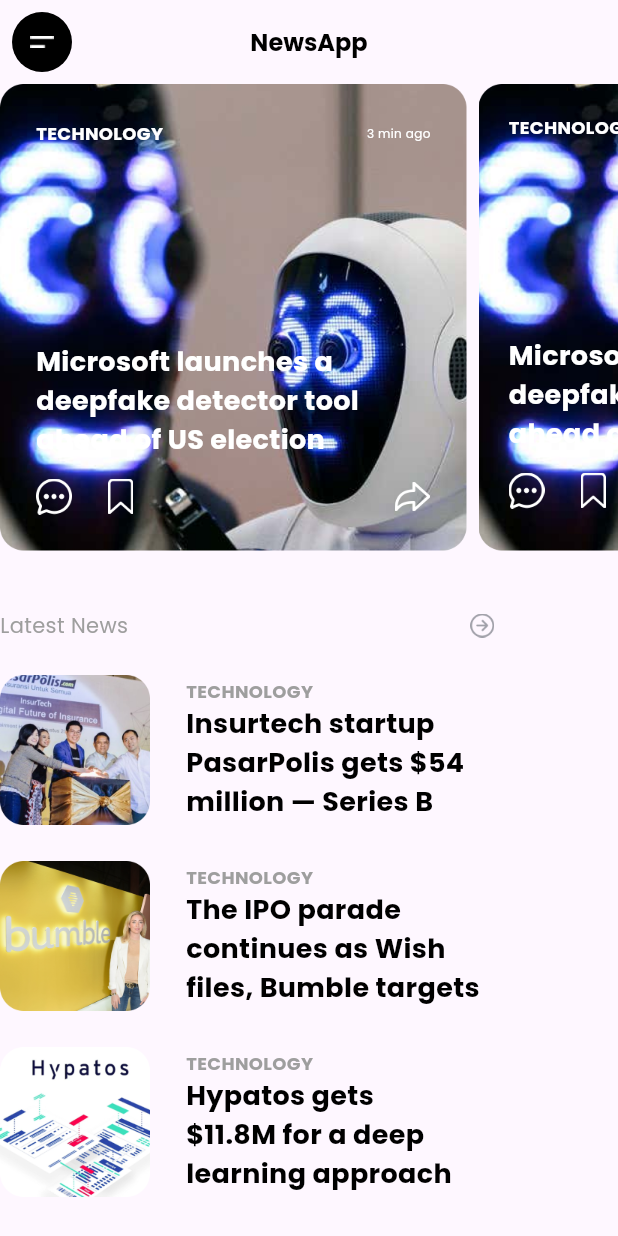
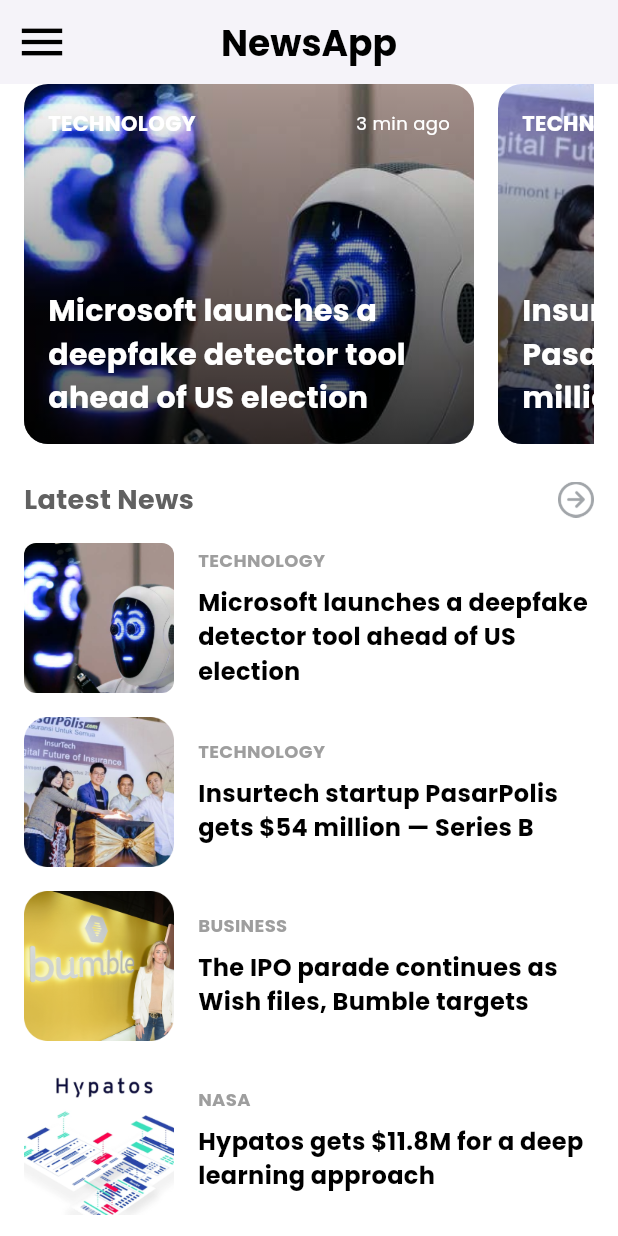
Before and after one commit to Ajijagatsaputra/BootcampFlutter, a Flutter app: the HomePage screen opened by its route, on a phone screen of 412 x 824 dp. Run offline on Flutter 3.47's test engine with Material 3 defaults, Android fonts, the phone set to English and light mode, and no system bars; our stand-ins replace google_fonts.

Commit message:
Tugas Slicing HomePage dan NewsPage

```diff
--- /dev/null
+++ b/sanberappflutter/lib/dummy_news.dart
@@ -0,0 +1,28 @@
+import 'package:sanberappflutter/model/news_model.dart';
+
+List<News> dummyNews = [
+  News(
+    category: 'TECHNOLOGY',
+    title: 'Microsoft launches a deepfake detector tool ahead of US election',
+    imageUrl: 'assets/homePage/Mask.png',
+    time: '3 min ago',
+  ),
+  News(
+    category: 'TECHNOLOGY',
+    title: 'Insurtech startup PasarPolis gets \$54 million — Series B',
+    imageUrl: 'assets/homePage/Image.png',
+    time: '6 min ago',
+  ),
+  News(
+    category: 'BUSINESS',
+    title: 'The IPO parade continues as Wish files, Bumble targets',
+    imageUrl: 'assets/homePage/Image2.png',
+    time: '10 min ago',
+  ),
+  News(
+    category: 'NASA',
+    title: 'Hypatos gets \$11.8M for a deep learning approach',
+    imageUrl: 'assets/homePage/Image3.png',
+    time: '15 min ago',
+  ),
+];
--- /dev/null
+++ b/sanberappflutter/lib/model/news_model.dart
@@ -0,0 +1,13 @@
+class News {
+  final String category;
+  final String title;
+  final String imageUrl;
+  final String time;
+
+  News ({
+    required this.category,
+    required this.title,
+    required this.imageUrl,
+    required this.time,
+});
+}
--- a/sanberappflutter/lib/views/home_page.dart
+++ b/sanberappflutter/lib/views/home_page.dart
@@ -1,6 +1,8 @@
-import 'package:flutter/cupertino.dart';
 import 'package:flutter/material.dart';
 import 'package:google_fonts/google_fonts.dart';
+import 'package:sanberappflutter/dummy_news.dart';
+import 'package:sanberappflutter/news_page.dart';
+import 'package:sanberappflutter/model/news_model.dart';
 
 class HomePage extends StatelessWidget {
   const HomePage({Key? key}) : super(key: key);
@@ -8,314 +10,200 @@ class HomePage extends StatelessWidget {
   @override
   Widget build(BuildContext context) {
     return Scaffold(
+      backgroundColor: Colors.white,
       appBar: AppBar(
+        backgroundColor: Colors.white,
+        elevation: 2,
         leading: IconButton(
-          iconSize: 40,
-          icon: Container(
-            width: 40,
-            height: 40,
-            decoration: BoxDecoration(
-              shape: BoxShape.circle,
+          iconSize: 36,
+          icon: Icon(
+            Icons.menu,
             color: Colors.black,
           ),
-            child: Center(
-              child: Image.asset('assets/homePage/menu.png'),
-            ),
-          ),
-          onPressed: () {
-            // do something
-          },
+          onPressed: () {},
         ),
         centerTitle: true,
         title: Text(
           "NewsApp",
           style: GoogleFonts.poppins(
             color: Colors.black,
-            fontSize: 16,
+            fontSize: 24,
             fontWeight: FontWeight.bold,
           ),
         ),
       ),
-      body: Column(
+      body: Padding(
+        padding: const EdgeInsets.symmetric(horizontal: 16.0),
+        child: SingleChildScrollView(
+          child: Column(
             crossAxisAlignment: CrossAxisAlignment.start,
-        children: <Widget>[
+            children: [
+              // Berita Utama (Card Besar) with horizontal scroll
               SizedBox(
-            height: 311,
-            child: ListView(
+                height: 240,
+                child: SingleChildScrollView(
                   scrollDirection: Axis.horizontal,
-              children: <Widget>[
-                Container(
-                  width: 311,
-                  height: 311,
+                  child: Row(
+                    children: List.generate(dummyNews.length, (index) {
+                      final News news = dummyNews[index];
+                      return Padding(
+                        padding: const EdgeInsets.only(right: 16.0),
+                        child: Container(
+                          width: 300,
                           decoration: BoxDecoration(
-                    borderRadius: BorderRadius.circular(10),
+                            borderRadius: BorderRadius.circular(16),
                             image: DecorationImage(
-                      image: AssetImage('assets/homePage/Mask.png'),
+                              image: AssetImage(news.imageUrl),
                               fit: BoxFit.cover,
                             ),
                           ),
+                          child: Stack(
+                            children: [
+                              // Gradient overlay
+                              Container(
+                                decoration: BoxDecoration(
+                                  borderRadius: BorderRadius.circular(16),
+                                  gradient: LinearGradient(
+                                    colors: [
+                                      Colors.black.withOpacity(0.7),
+                                      Colors.transparent,
+                                    ],
+                                    begin: Alignment.bottomCenter,
+                                    end: Alignment.topCenter,
+                                  ),
+                                ),
+                              ),
+                              // Content inside the card
+                              Padding(
+                                padding: const EdgeInsets.all(16.0),
                                 child: Column(
-                    children: [
-                      Padding(
-                          padding: const EdgeInsets.all(24.0),
-                          child: Column(
+                                  mainAxisAlignment: MainAxisAlignment.spaceBetween,
                                   crossAxisAlignment: CrossAxisAlignment.start,
                                   children: [
+                                    // Top row (Category and Time)
                                     Row(
+                                      mainAxisAlignment: MainAxisAlignment.spaceBetween,
                                       children: [
                                         Text(
-                                    'TECHNOLOGY',
+                                          news.category,
+                                          style: GoogleFonts.poppins(
+                                            fontSize: 14,
+                                            fontWeight: FontWeight.bold,
+                                            color: Colors.white,
+                                          ),
+                                        ),
+                                        Text(
+                                          news.time,
                                           style: GoogleFonts.poppins(
                                             fontSize: 12,
-                                        fontWeight: FontWeight.bold,
-                                        color: Colors.white),
+                                            color: Colors.white,
                                           ),
-                                  Spacer(),
-                                  Text(
-                                    '3 min ago',
-                                    style: GoogleFonts.poppins(
-                                        fontSize: 8,
-                                        fontWeight: FontWeight.normal,
-                                        color: Colors.white),
-                                  )
+                                        ),
                                       ],
                                     ),
-                              const SizedBox(height: 131),
+                                    // Title
                                     Text(
-                                'Microsoft launches a \ndeepfake detector tool \nahead of US election',
+                                      news.title,
                                       style: GoogleFonts.poppins(
-                                    fontSize: 18,
+                                        fontSize: 20,
                                         fontWeight: FontWeight.bold,
-                                    color: Colors.white),
-                              ),
-                              const SizedBox(height: 13),
-                              Row(
-                                children: [
-                                  Container(
-                                    width: 24,
-                                    height: 24,
-                                    child:
-                                        Image.asset('assets/homePage/chat.png'),
-                                  ),
-                                  SizedBox(width: 24),
-                                  Container(
-                                    width: 17,
-                                    height: 23.95,
-                                    child: Image.asset(
-                                        'assets/homePage/bookmark.png'),
-                                  ),
-                                  SizedBox(width: 174),
-                                  Container(
-                                    width: 24,
-                                    height: 19.9,
-                                    child: Image.asset(
-                                        'assets/homePage/share.png'),
-                                  ),
-                                ],
-                              )
-                            ],
-                          )),
-                    ],
+                                        color: Colors.white,
                                       ),
                                     ),
-                Container(
-                  width: 311,
-                  height: 311,
-                  margin: EdgeInsets.only(left: 8),
-                  decoration: BoxDecoration(
-                    borderRadius: BorderRadius.circular(10),
-                    image: DecorationImage(
-                      image: AssetImage('assets/homePage/Mask.png'),
-                      fit: BoxFit.cover,
-                    ),
-                  ),
-                  child: Column(
-                    children: [
-                      Padding(
-                          padding: const EdgeInsets.all(20.0),
-                          child: Column(
-                            crossAxisAlignment: CrossAxisAlignment.start,
-                            children: [
-                              Row(
-                                children: [
-                                  Text(
-                                    'TECHNOLOGY',
-                                    style: GoogleFonts.poppins(
-                                        fontSize: 12,
-                                        fontWeight: FontWeight.bold,
-                                        color: Colors.white),
-                                  ),
-                                  Spacer(),
-                                  Text(
-                                    '3 min ago',
-                                    style: GoogleFonts.poppins(
-                                        fontSize: 8,
-                                        fontWeight: FontWeight.normal,
-                                        color: Colors.white),
-                                  )
-                                ],
-                              ),
-                              const SizedBox(height: 131),
-                              Text(
-                                'Microsoft launches a \ndeepfake detector tool \nahead of US election',
-                                style: GoogleFonts.poppins(
-                                    fontSize: 18,
-                                    fontWeight: FontWeight.bold,
-                                    color: Colors.white),
-                              ),
-                              const SizedBox(height: 13),
-                              Row(
-                                children: [
-                                  Container(
-                                    width: 24,
-                                    height: 24,
-                                    child:
-                                        Image.asset('assets/homePage/chat.png'),
-                                  ),
-                                  SizedBox(width: 24),
-                                  Container(
-                                    width: 17,
-                                    height: 23.95,
-                                    child: Image.asset(
-                                        'assets/homePage/bookmark.png'),
-                                  ),
-                                  SizedBox(width: 174),
-                                  Container(
-                                    width: 24,
-                                    height: 19.9,
-                                    child: Image.asset(
-                                        'assets/homePage/share.png'),
-                                  ),
-                                ],
-                              )
-                            ],
-                          )),
                                   ],
                                 ),
                               ),
                             ],
                           ),
                         ),
-          SizedBox(height: 40),
+                      );
+                    }),
+                  ),
+                ),
+              ),
+              SizedBox(height: 24),
+              // Latest News Section
               Row(
+                mainAxisAlignment: MainAxisAlignment.spaceBetween,
                 children: [
                   Text(
-                'Latest News',
+                    "Latest News",
                     style: GoogleFonts.poppins(
-                    fontWeight: FontWeight.normal,
-                    fontSize: 14,
-                    color: Colors.grey),
+                      fontSize: 18,
+                      fontWeight: FontWeight.bold,
+                      color: Colors.grey[700],
                     ),
-              SizedBox(width: 228),
-              Container(
-                width: 16,
-                height: 16,
-                child: Image.asset('assets/homePage/arrow.png'),
-              )
+                  ),
+                  InkWell(
+                    onTap: () {
+                      // Implement action for the arrow here
+                    },
+                    child: Image.asset(
+                      'assets/homePage/arrow.png',
+                      width: 24,
+                      height: 24,
+                    ),
+                  ),
                 ],
               ),
-          SizedBox(height: 23),
-          Expanded(
-              child: ListView(
+              const SizedBox(height: 16),
+              // List of smaller news cards
+              ListView.builder(
+                itemCount: dummyNews.length,
+                shrinkWrap: true,
+                physics: NeverScrollableScrollPhysics(),
+                itemBuilder: (context, index) {
+                  final News news = dummyNews[index];
+                  return Padding(
+                    padding: const EdgeInsets.only(bottom: 16.0),
+                    child: Row(
                       children: [
-              Column(
-                children: [
-                  Row(
-                    children: [
+                        // News image with border radius
                         Container(
                           width: 100,
                           height: 100,
-                        child: Image.asset('assets/homePage/Image.png'),
+                          decoration: BoxDecoration(
+                            borderRadius: BorderRadius.circular(8),
+                            image: DecorationImage(
+                              image: AssetImage(news.imageUrl),
+                              fit: BoxFit.cover,
                             ),
-                      SizedBox(width: 24),
-                      Column(
+                          ),
+                        ),
+                        const SizedBox(width: 16),
+                        // News text details with adjusted spacing
+                        Expanded(
+                          child: Column(
                             crossAxisAlignment: CrossAxisAlignment.start,
                             children: [
                               Text(
-                            'TECHNOLOGY',
+                                news.category,
                                 style: GoogleFonts.poppins(
+                                  fontSize: 12,
+                                  fontWeight: FontWeight.bold,
                                   color: Colors.grey,
-                                fontSize: 12,
-                                fontWeight: FontWeight.bold),
                                 ),
+                              ),
+                              const SizedBox(height: 8),
                               Text(
-                            'Insurtech startup \nPasarPolis gets \$54 \nmillion — Series B',
+                                news.title,
                                 style: GoogleFonts.poppins(
+                                  fontSize: 16,
                                   fontWeight: FontWeight.bold,
-                                fontSize: 18,
-                                color: Colors.black),
-                          )
-                        ],
-                      )
+                                  color: Colors.black,
+                                ),
+                              ),
                             ],
                           ),
-                  SizedBox(height: 24),
-                  Row(
-                    children: [
-                      Container(
-                        width: 100,
-                        height: 100,
-                        child: Image.asset('assets/homePage/Image2.png'),
                         ),
-                      SizedBox(width: 24),
-                      Column(
-                        crossAxisAlignment: CrossAxisAlignment.start,
-                        children: [
-                          Text(
-                            'TECHNOLOGY',
-                            style: GoogleFonts.poppins(
-                                color: Colors.grey,
-                                fontSize: 12,
-                                fontWeight: FontWeight.bold),
-                          ),
-                          Text(
-                            'The IPO parade \ncontinues as Wish \nfiles, Bumble targets',
-                            style: GoogleFonts.poppins(
-                                fontWeight: FontWeight.bold,
-                                fontSize: 18,
-                                color: Colors.black),
-                          )
-                        ],
-                      )
                       ],
                     ),
-                  SizedBox(
-                    height: 24,
+                  );
+                },
               ),
-                  Row(
-                    children: [
-                      Container(
-                        width: 100,
-                        height: 100,
-                        child: Image.asset('assets/homePage/Image3.png'),
+            ],
           ),
-                      SizedBox(width: 24),
-                      Column(
-                        crossAxisAlignment: CrossAxisAlignment.start,
-                        children: [
-                          Text(
-                            'TECHNOLOGY',
-                            style: GoogleFonts.poppins(
-                                color: Colors.grey,
-                                fontSize: 12,
-                                fontWeight: FontWeight.bold),
         ),
-                          Text(
-                            'Hypatos gets \n\$11.8M for a deep \nlearning approach',
-                            style: GoogleFonts.poppins(
-                                fontWeight: FontWeight.bold,
-                                fontSize: 18,
-                                color: Colors.black),
-                          )
-                        ],
-                      )
-                    ],
-                  )
-                ],
-              )
-            ],
-          )),
-        ],
       ),
     );
   }
```
Also changed, not shown: sanberappflutter/assets/homePage/arrow.png. Lines whose indentation alone changed are shown as unchanged.
